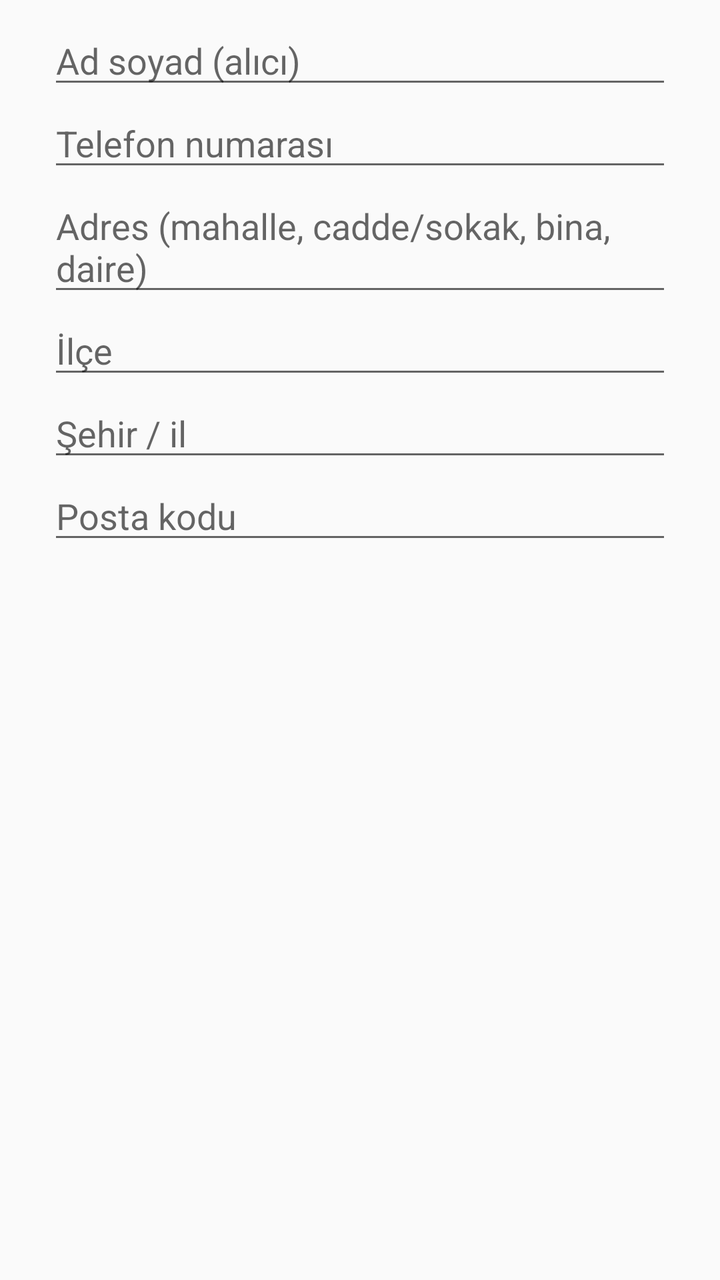
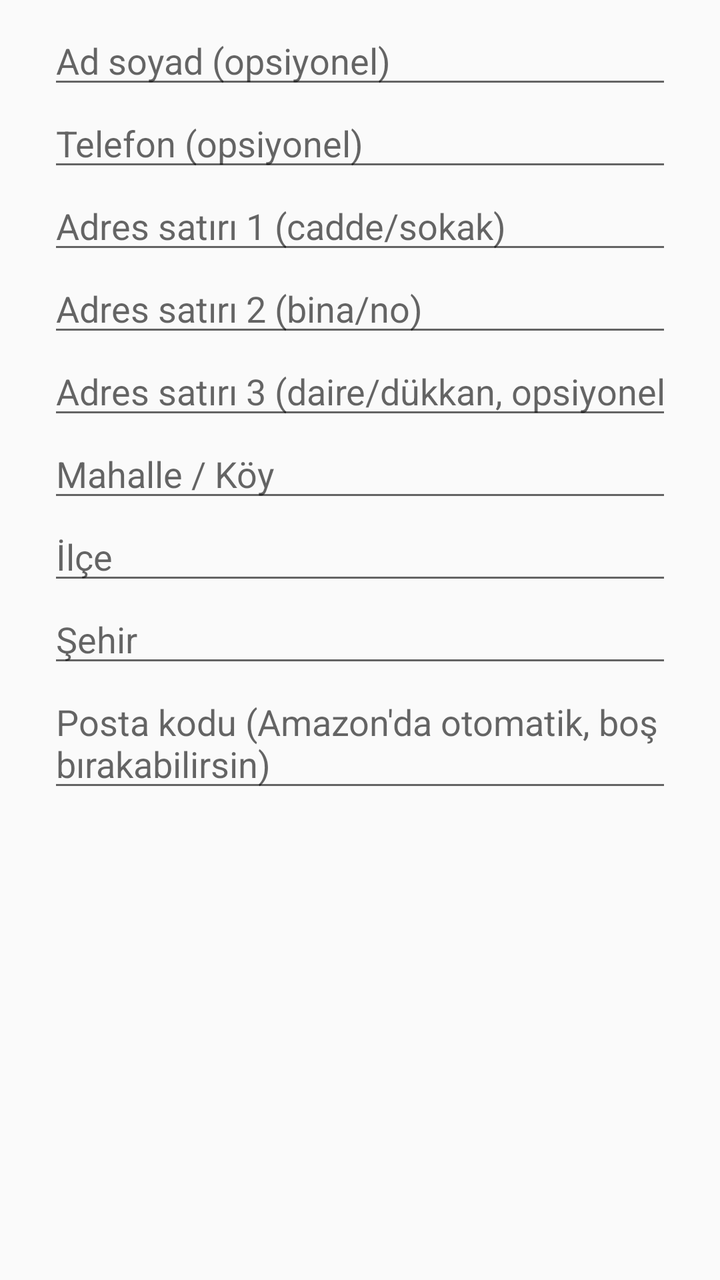

Two renders of the same Android screen: before a commit and after it. Below are the layout's source before the change and the commit's diff.
<!-- AndroidManifest.xml: application theme AppTheme -->
<!-- res/layout/dialog_add_address.xml -->
<?xml version="1.0" encoding="utf-8"?>
<ScrollView xmlns:android="http://schemas.android.com/apk/res/android"
    android:layout_width="match_parent"
    android:layout_height="wrap_content">

    <LinearLayout
        android:layout_width="match_parent"
        android:layout_height="wrap_content"
        android:orientation="vertical"
        android:paddingStart="24dp"
        android:paddingTop="8dp"
        android:paddingEnd="24dp">

        <EditText
            android:id="@+id/fullNameInput"
            android:layout_width="match_parent"
            android:layout_height="wrap_content"
            android:hint="@string/addr_full_name"
            android:importantForAutofill="no"
            android:inputType="textPersonName|textCapWords" />

        <EditText
            android:id="@+id/phoneInput"
            android:layout_width="match_parent"
            android:layout_height="wrap_content"
            android:hint="@string/addr_phone"
            android:importantForAutofill="no"
            android:inputType="phone" />

        <EditText
            android:id="@+id/lineInput"
            android:layout_width="match_parent"
            android:layout_height="wrap_content"
            android:hint="@string/addr_line"
            android:importantForAutofill="no"
            android:inputType="textPostalAddress|textMultiLine|textCapSentences"
            android:minLines="2" />

        <EditText
            android:id="@+id/districtInput"
            android:layout_width="match_parent"
            android:layout_height="wrap_content"
            android:hint="@string/addr_district"
            android:importantForAutofill="no"
            android:inputType="text|textCapWords" />

        <EditText
            android:id="@+id/cityInput"
            android:layout_width="match_parent"
            android:layout_height="wrap_content"
            android:hint="@string/addr_city"
            android:importantForAutofill="no"
            android:inputType="text|textCapWords" />

        <EditText
            android:id="@+id/postalInput"
            android:layout_width="match_parent"
            android:layout_height="wrap_content"
            android:digits="0123456789"
            android:hint="@string/addr_postal"
            android:importantForAutofill="no"
            android:inputType="number"
            android:maxLength="5" />
    </LinearLayout>
</ScrollView>
<!-- resources referenced by this layout -->
<resources>
  <string name="addr_city">Şehir / il</string>
  <string name="addr_district">İlçe</string>
  <string name="addr_full_name">Ad soyad (alıcı)</string>
  <string name="addr_line">Adres (mahalle, cadde/sokak, bina, daire)</string>
  <string name="addr_phone">Telefon numarası</string>
  <string name="addr_postal">Posta kodu</string>
  <style name="AppTheme" parent="android:Theme.Material.Light.DarkActionBar">
          <item name="android:colorPrimary">@color/brand</item>
          <item name="android:colorPrimaryDark">@color/brand_dark</item>
          <item name="android:colorAccent">@color/brand</item>
      </style>
  <color name="brand">#FF1F6FEB</color>
  <color name="brand_dark">#FF0B4FB8</color>
</resources>

<!-- the commit's change to res/layout/dialog_add_address.xml (unified diff, before → after) -->
@@ -28,13 +28,36 @@
             android:inputType="phone" />
 
         <EditText
-            android:id="@+id/lineInput"
+            android:id="@+id/line1Input"
             android:layout_width="match_parent"
             android:layout_height="wrap_content"
-            android:hint="@string/addr_line"
+            android:hint="@string/addr_line1"
             android:importantForAutofill="no"
-            android:inputType="textPostalAddress|textMultiLine|textCapSentences"
-            android:minLines="2" />
+            android:inputType="textPostalAddress|textCapWords" />
+
+        <EditText
+            android:id="@+id/line2Input"
+            android:layout_width="match_parent"
+            android:layout_height="wrap_content"
+            android:hint="@string/addr_line2"
+            android:importantForAutofill="no"
+            android:inputType="textPostalAddress|textCapWords" />
+
+        <EditText
+            android:id="@+id/line3Input"
+            android:layout_width="match_parent"
+            android:layout_height="wrap_content"
+            android:hint="@string/addr_line3"
+            android:importantForAutofill="no"
+            android:inputType="textPostalAddress|textCapWords" />
+
+        <EditText
+            android:id="@+id/mahalleInput"
+            android:layout_width="match_parent"
+            android:layout_height="wrap_content"
+            android:hint="@string/addr_mahalle"
+            android:importantForAutofill="no"
+            android:inputType="text|textCapWords" />
 
         <EditText
             android:id="@+id/districtInput"
<!-- resource entries referenced after the edit -->
@@ -1,11 +1,14 @@
 <!-- resources referenced by this layout -->
 <resources>
-  <string name="addr_city">Şehir / il</string>
+  <string name="addr_city">Şehir</string>
   <string name="addr_district">İlçe</string>
-  <string name="addr_full_name">Ad soyad (alıcı)</string>
-  <string name="addr_line">Adres (mahalle, cadde/sokak, bina, daire)</string>
-  <string name="addr_phone">Telefon numarası</string>
-  <string name="addr_postal">Posta kodu</string>
+  <string name="addr_full_name">Ad soyad (opsiyonel)</string>
+  <string name="addr_line1">Adres satırı 1 (cadde/sokak)</string>
+  <string name="addr_line2">Adres satırı 2 (bina/no)</string>
+  <string name="addr_line3">Adres satırı 3 (daire/dükkan, opsiyonel)</string>
+  <string name="addr_mahalle">Mahalle / Köy</string>
+  <string name="addr_phone">Telefon (opsiyonel)</string>
+  <string name="addr_postal">Posta kodu (Amazon\'da otomatik, boş bırakabilirsin)</string>
   <style name="AppTheme" parent="android:Theme.Material.Light.DarkActionBar">
           <item name="android:colorPrimary">@color/brand</item>
           <item name="android:colorPrimaryDark">@color/brand_dark</item>
